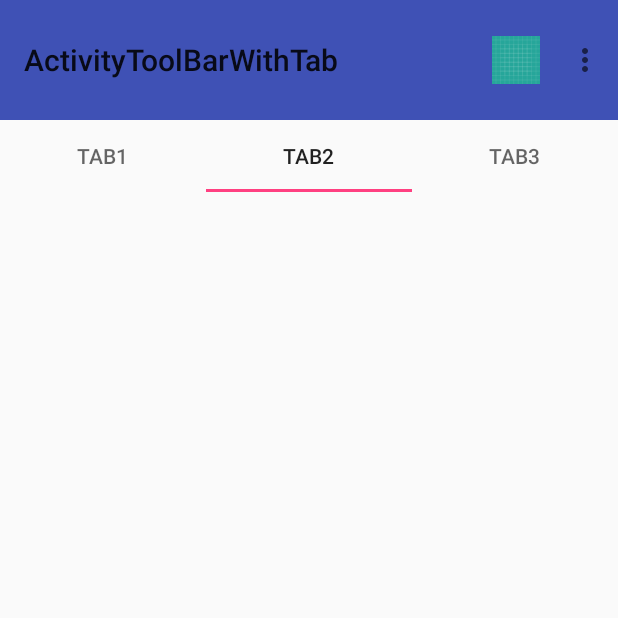
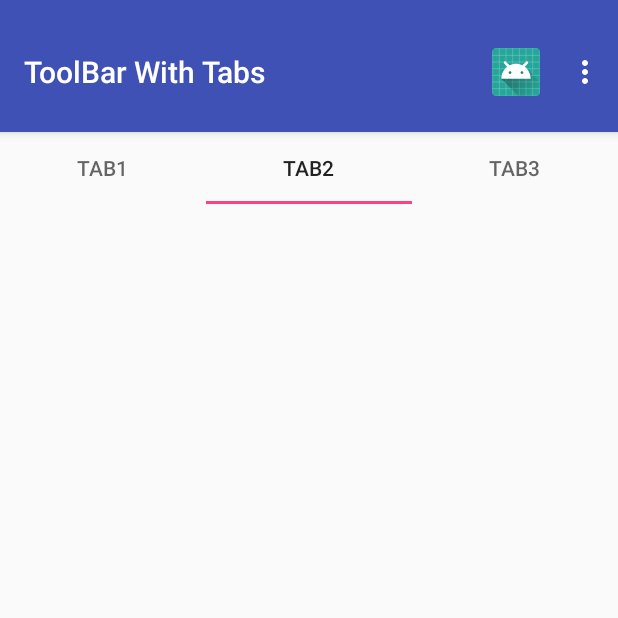
Before and after one commit to umehua/AndroidUI, an Android app: the ActivityToolBarWithTab screen opened directly, with no data from a screen before it, on a phone screen of 412 x 824 dp, the top half of it. Run offline under Robolectric (Android 15) with nearby library versions, the phone set to English and light mode, and no system bars.

Commit message:
update toolbar with tabs

```diff
--- a/app/src/main/java/com/demo/ui/activity/ActivityGridRecycler.java
+++ b/app/src/main/java/com/demo/ui/activity/ActivityGridRecycler.java
@@ -5,7 +5,6 @@ import android.os.Bundle;
 import android.support.annotation.NonNull;
 import android.support.v7.app.AppCompatActivity;
 import android.support.v7.widget.GridLayoutManager;
-import android.support.v7.widget.LinearLayoutManager;
 import android.support.v7.widget.RecyclerView;
 import android.util.TypedValue;
 import android.view.View;
@@ -13,7 +12,7 @@ import android.widget.Toast;
 
 import com.demo.ui.R;
 import com.demo.ui.adapter.MyAdapter;
-import com.demo.ui.decoration.LinearLayoutDecoration;
+import com.demo.ui.decoration.GridLayoutDecoration;
 
 import java.util.ArrayList;
 import java.util.HashMap;
--- a/app/src/main/res/layout/activity_toolbar_with_tab.xml
+++ b/app/src/main/res/layout/activity_toolbar_with_tab.xml
@@ -1,22 +1,36 @@
 <?xml version="1.0" encoding="utf-8"?>
-<LinearLayout xmlns:android="http://schemas.android.com/apk/res/android"
+<android.support.design.widget.CoordinatorLayout xmlns:android="http://schemas.android.com/apk/res/android"
     xmlns:app="http://schemas.android.com/apk/res-auto"
     xmlns:tools="http://schemas.android.com/tools"
     android:layout_width="match_parent"
-    android:layout_height="match_parent"
-    android:orientation="vertical">
+    android:layout_height="match_parent">
 
-    <android.support.v7.widget.Toolbar
-        android:id="@+id/toolbar"
+    <android.support.design.widget.AppBarLayout
+        android:id="@+id/appbar"
         android:layout_width="match_parent"
-        android:layout_height="?attr/actionBarSize"
-        android:background="?attr/colorPrimary"
-        app:popupTheme="@style/AppTheme.PopupOverlay" />
+        android:layout_height="wrap_content"
+        android:paddingTop="8dp"
+        android:theme="@style/AppTheme.AppBarOverlay">
+
+        <android.support.v7.widget.Toolbar
+            android:id="@+id/toolbar"
+            android:layout_width="match_parent"
+            android:layout_height="?attr/actionBarSize"
+            android:layout_weight="1"
+            android:background="?attr/colorPrimary"
+            app:layout_scrollFlags="scroll|enterAlways"
+            app:popupTheme="@style/AppTheme.PopupOverlay"
+            app:title="ToolBar With Tabs">
+
+        </android.support.v7.widget.Toolbar>
+
+    </android.support.design.widget.AppBarLayout>
 
     <android.support.v4.view.ViewPager
         android:id="@+id/view_pager"
         android:layout_width="match_parent"
-        android:layout_height="wrap_content">
+        android:layout_height="match_parent"
+        app:layout_behavior="@string/appbar_scrolling_view_behavior">
 
         <android.support.design.widget.TabLayout
             android:id="@+id/tabs"
@@ -28,4 +42,4 @@
 
     </android.support.v4.view.ViewPager>
 
-</LinearLayout>
+</android.support.design.widget.CoordinatorLayout>
--- a/app/src/main/res/menu/toolbar_with_tab.xml
+++ b/app/src/main/res/menu/toolbar_with_tab.xml
@@ -4,7 +4,7 @@
 
     <item android:id="@+id/action_1"
         android:title="action_1"
-        android:icon="@drawable/ic_launcher_background"
+        android:icon="@mipmap/ic_launcher"
         android:orderInCategory="2"
         app:showAsAction="ifRoom|collapseActionView"
         app:actionViewClass="com.saga.snote.ui.DbActionView" />
--- a/app/src/main/res/values/styles.xml
+++ b/app/src/main/res/values/styles.xml
@@ -18,5 +18,5 @@
     </style>
 
     <style name="AppTheme.PopupOverlay" parent="ThemeOverlay.AppCompat.Light" />
-
+    <style name="AppTheme.AppBarOverlay" parent="ThemeOverlay.AppCompat.Dark.ActionBar" />
 </resources>
```
